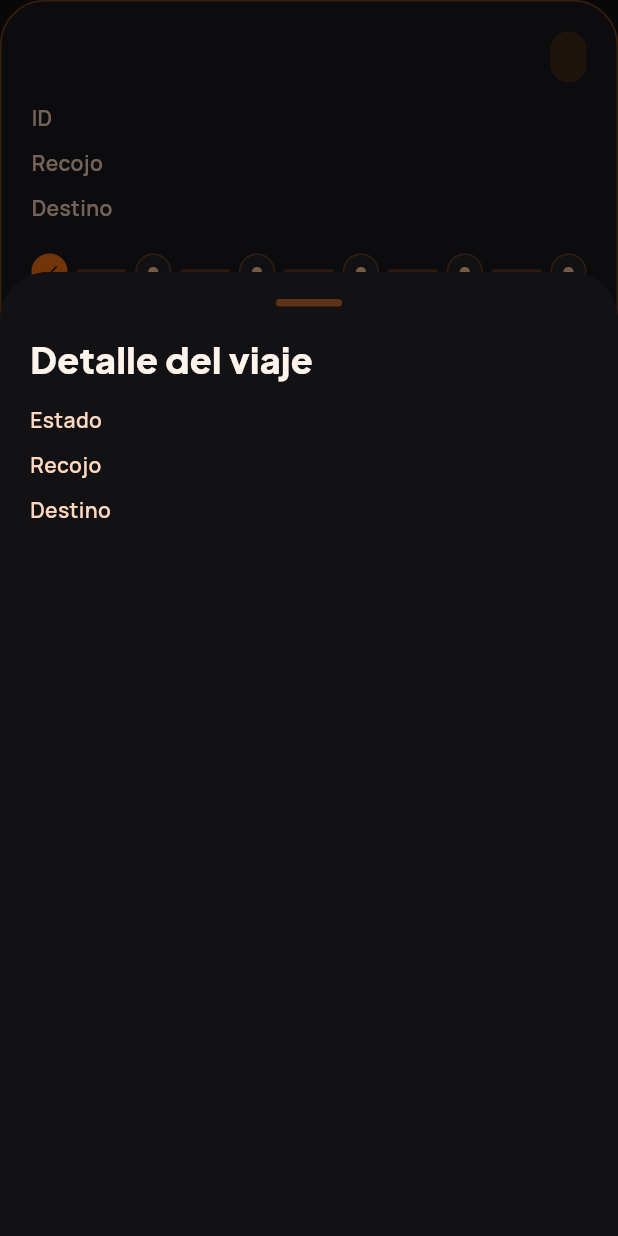
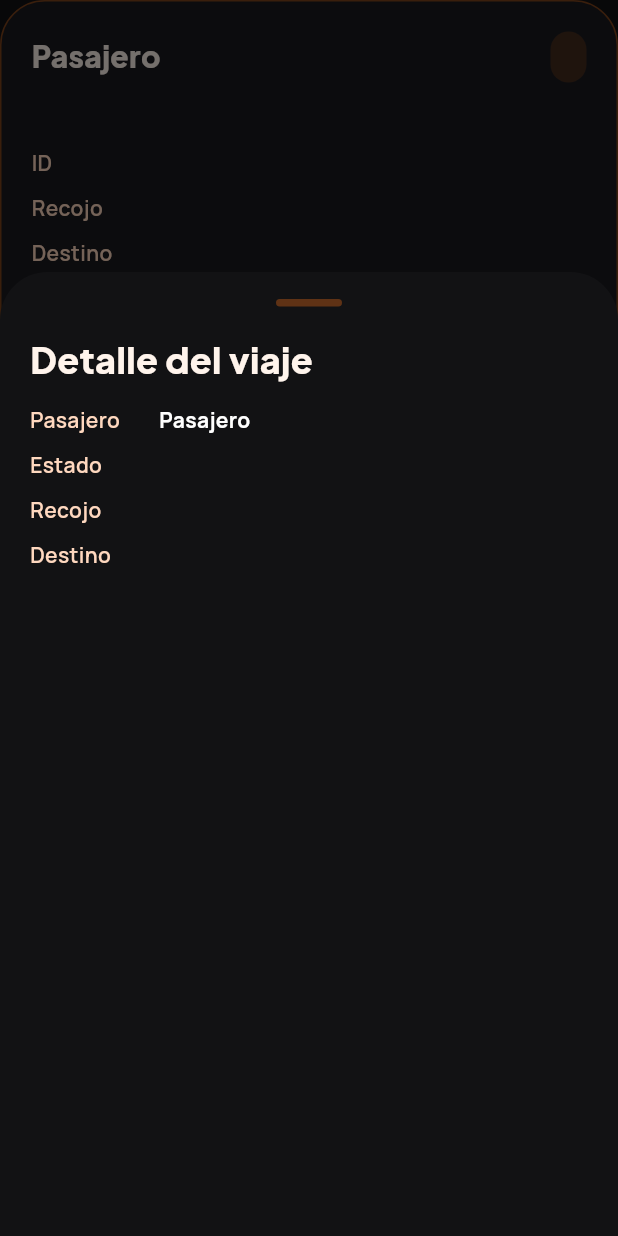
Before and after one commit to GutierrezCardenasAlex/proyecto_app, a Flutter app: the _DriverHistoryCard widget shown alone on an empty page, opened directly with empty values, after a tap on "Detalle", on a phone screen of 412 x 824 dp. Run offline on Flutter 3.47's test engine with Material 3 defaults, Android fonts, the phone set to English and light mode, and no system bars; our stand-ins replace device_info_plus, flutter_local_notifications, flutter_map, flutter_riverpod, geolocator, google_fonts and 4 more; accounts and stored records are empty; network calls fail.

Commit message:
version 1.2.23

```diff
--- a/mobile/taxiya_app/lib/driver/features/driver/presentation/driver_home_page.dart
+++ b/mobile/taxiya_app/lib/driver/features/driver/presentation/driver_home_page.dart
@@ -2933,6 +2933,9 @@ class _DriverHistoryCard extends ConsumerWidget {
   }
 
   void _showDetails(BuildContext context) {
+    final passengerName =
+        trip.passengerName?.trim().isNotEmpty == true ? trip.passengerName!.trim() : 'Pasajero';
+
     showModalBottomSheet<void>(
       context: context,
       backgroundColor: Colors.transparent,
@@ -2972,15 +2975,62 @@ class _DriverHistoryCard extends ConsumerWidget {
                       ),
                     ),
                     const SizedBox(height: 14),
+                    if (trip.isPromotional) ...[
+                      Container(
+                        width: double.infinity,
+                        padding: const EdgeInsets.all(16),
+                        decoration: BoxDecoration(
+                          color: const Color(0x1F22C55E),
+                          borderRadius: BorderRadius.circular(20),
+                          border: Border.all(color: const Color(0x3322C55E)),
+                        ),
+                        child: const Column(
+                          crossAxisAlignment: CrossAxisAlignment.start,
+                          children: [
+                            Row(
+                              children: [
+                                Icon(Icons.card_giftcard_rounded, color: Color(0xFF86EFAC)),
+                                SizedBox(width: 10),
+                                Expanded(
+                                  child: Text(
+                                    'Viaje promocional',
+                                    style: TextStyle(
+                                      color: Color(0xFFE9FFF0),
+                                      fontWeight: FontWeight.w800,
+                                    ),
+                                  ),
+                                ),
+                              ],
+                            ),
+                            SizedBox(height: 8),
+                            Text(
+                              'Este viaje se realizo con el beneficio promocional del pasajero y la promo aplicaba solo para el cliente registrado.',
+                              style: TextStyle(
+                                color: Color(0xFFCFF7DB),
+                                fontWeight: FontWeight.w600,
+                              ),
+                            ),
+                          ],
+                        ),
+                      ),
+                      const SizedBox(height: 14),
+                    ],
+                    _InfoTile(label: 'Pasajero', value: passengerName),
                     _InfoTile(label: 'Estado', value: _historyStatusLabel(trip.status)),
                     _InfoTile(label: 'Recojo', value: trip.passengerPickup),
                     _InfoTile(label: 'Destino', value: trip.destination),
-                    if (trip.passengerName?.isNotEmpty ?? false)
-                      _InfoTile(label: 'Pasajero', value: trip.passengerName!),
                     if (trip.passengerPhone?.isNotEmpty ?? false)
                       _InfoTile(label: 'Telefono', value: trip.passengerPhone!),
                     if (trip.vehicleType?.isNotEmpty ?? false)
-                      _InfoTile(label: 'Vehiculo', value: trip.vehicleType!),
+                      _InfoTile(label: 'Tipo de vehiculo', value: trip.vehicleType!.toUpperCase()),
+                    if (trip.vehicleLabel?.isNotEmpty ?? false)
+                      _InfoTile(label: 'Vehiculo', value: trip.vehicleLabel!),
+                    if (trip.vehicleColor?.isNotEmpty ?? false)
+                      _InfoTile(label: 'Color', value: trip.vehicleColor!),
+                    if (trip.vehiclePlate?.isNotEmpty ?? false)
+                      _InfoTile(label: 'Placa', value: trip.vehiclePlate!),
+                    if (trip.requestedAt?.isNotEmpty ?? false)
+                      _InfoTile(label: 'Fecha del pedido', value: trip.requestedAt!),
                   ],
                 ),
               ),
@@ -2994,6 +3044,8 @@ class _DriverHistoryCard extends ConsumerWidget {
   @override
   Widget build(BuildContext context, WidgetRef ref) {
     final accent = _historyAccentColor(trip.status);
+    final passengerName =
+        trip.passengerName?.trim().isNotEmpty == true ? trip.passengerName!.trim() : 'Pasajero';
     return Container(
       decoration: BoxDecoration(
         color: const Color(0xFF1B1B1F),
@@ -3009,7 +3061,7 @@ class _DriverHistoryCard extends ConsumerWidget {
               children: [
                 Expanded(
                   child: Text(
-                    title,
+                    passengerName,
                     style: GoogleFonts.plusJakartaSans(
                       fontSize: 20,
                       fontWeight: FontWeight.w800,
@@ -3017,6 +3069,32 @@ class _DriverHistoryCard extends ConsumerWidget {
                     ),
                   ),
                 ),
+                if (trip.isPromotional) ...[
+                  Container(
+                    margin: const EdgeInsets.only(right: 10),
+                    padding: const EdgeInsets.symmetric(horizontal: 10, vertical: 8),
+                    decoration: BoxDecoration(
+                      color: const Color(0x1F22C55E),
+                      borderRadius: BorderRadius.circular(999),
+                      border: Border.all(color: const Color(0x3322C55E)),
+                    ),
+                    child: const Row(
+                      mainAxisSize: MainAxisSize.min,
+                      children: [
+                        Icon(Icons.card_giftcard_rounded, size: 14, color: Color(0xFF86EFAC)),
+                        SizedBox(width: 6),
+                        Text(
+                          'Promo',
+                          style: TextStyle(
+                            color: Color(0xFF86EFAC),
+                            fontWeight: FontWeight.w800,
+                            fontSize: 11,
+                          ),
+                        ),
+                      ],
+                    ),
+                  ),
+                ],
                 Container(
                   padding: const EdgeInsets.symmetric(horizontal: 12, vertical: 8),
                   decoration: BoxDecoration(
@@ -3035,13 +3113,28 @@ class _DriverHistoryCard extends ConsumerWidget {
               ],
             ),
             const SizedBox(height: 14),
+            Text(
+              title,
+              style: const TextStyle(
+                color: Color(0xFFFFC89B),
+                fontWeight: FontWeight.w700,
+              ),
+            ),
+            const SizedBox(height: 10),
             _InfoTile(label: 'ID', value: trip.id),
+            if (trip.requestedAt?.isNotEmpty ?? false)
+              _InfoTile(label: 'Fecha', value: trip.requestedAt!),
             _InfoTile(label: 'Recojo', value: trip.passengerPickup),
             _InfoTile(label: 'Destino', value: trip.destination),
-            if (trip.passengerName?.isNotEmpty ?? false)
-              _InfoTile(label: 'Pasajero', value: trip.passengerName!),
+            _InfoTile(label: 'Pasajero', value: passengerName),
             if (trip.passengerPhone?.isNotEmpty ?? false)
               _InfoTile(label: 'Telefono', value: trip.passengerPhone!),
+            if (trip.vehicleType?.isNotEmpty ?? false)
+              _InfoTile(label: 'Tipo', value: trip.vehicleType!.toUpperCase()),
+            if (trip.vehicleLabel?.isNotEmpty ?? false)
+              _InfoTile(label: 'Vehiculo', value: trip.vehicleLabel!),
+            if (trip.vehiclePlate?.isNotEmpty ?? false)
+              _InfoTile(label: 'Placa', value: trip.vehiclePlate!),
             const SizedBox(height: 10),
             _DriverTripProgressBar(status: trip.status),
             const SizedBox(height: 14),
--- a/mobile/taxiya_app/lib/driver/features/trip/domain/driver_trip.dart
+++ b/mobile/taxiya_app/lib/driver/features/trip/domain/driver_trip.dart
@@ -9,7 +9,11 @@ class DriverTrip {
     required this.destinationLat,
     required this.destinationLng,
     required this.fareAmount,
+    this.requestedAt,
     this.vehicleType,
+    this.vehicleLabel,
+    this.vehiclePlate,
+    this.vehicleColor,
     this.passengerName,
     this.passengerPhone,
     this.isPromotional = false,
@@ -24,7 +28,11 @@ class DriverTrip {
   final double destinationLat;
   final double destinationLng;
   final double fareAmount;
+  final String? requestedAt;
   final String? vehicleType;
+  final String? vehicleLabel;
+  final String? vehiclePlate;
+  final String? vehicleColor;
   final String? passengerName;
   final String? passengerPhone;
   final bool isPromotional;
@@ -39,7 +47,11 @@ class DriverTrip {
     double? destinationLat,
     double? destinationLng,
     double? fareAmount,
+    String? requestedAt,
     String? vehicleType,
+    String? vehicleLabel,
+    String? vehiclePlate,
+    String? vehicleColor,
     String? passengerName,
     String? passengerPhone,
     bool? isPromotional,
@@ -54,7 +66,11 @@ class DriverTrip {
       destinationLat: destinationLat ?? this.destinationLat,
       destinationLng: destinationLng ?? this.destinationLng,
       fareAmount: fareAmount ?? this.fareAmount,
+      requestedAt: requestedAt ?? this.requestedAt,
       vehicleType: vehicleType ?? this.vehicleType,
+      vehicleLabel: vehicleLabel ?? this.vehicleLabel,
+      vehiclePlate: vehiclePlate ?? this.vehiclePlate,
+      vehicleColor: vehicleColor ?? this.vehicleColor,
       passengerName: passengerName ?? this.passengerName,
       passengerPhone: passengerPhone ?? this.passengerPhone,
       isPromotional: isPromotional ?? this.isPromotional,
```
Also changed, not shown: mobile/taxiya_app/lib/driver/features/trip/data/trip_repository.dart (+15 -0 lines), mobile/taxiya_app/lib/features/trip/presentation/widgets/ride_tab.dart (+19 -9 lines), 1 other file.
